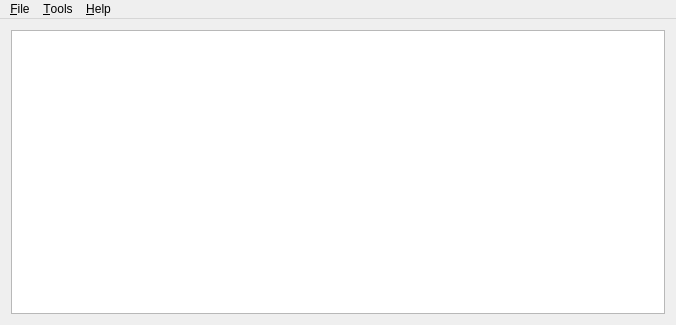
First picture: the form in mainwindow.ui, repository albar965/littlenavconnect, before the edit.
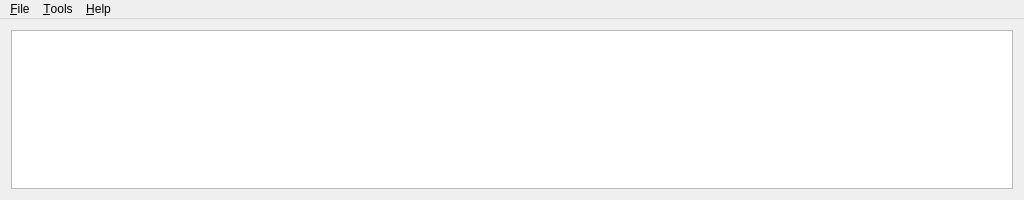
Second picture: the form after the edit. Icons and pictures are not drawn.

Commit message: Increase max dropped packages to 50. Minor changes to GUI.

```diff
--- a/mainwindow.ui
+++ b/mainwindow.ui
@@ -6,8 +6,8 @@
    <rect>
     <x>0</x>
     <y>0</y>
-    <width>676</width>
-    <height>325</height>
+    <width>1024</width>
+    <height>200</height>
    </rect>
   </property>
   <property name="windowTitle">
@@ -29,7 +29,7 @@
     <rect>
      <x>0</x>
      <y>0</y>
-     <width>676</width>
+     <width>1024</width>
      <height>19</height>
     </rect>
    </property>
```
The commit also changes 2 other files.
